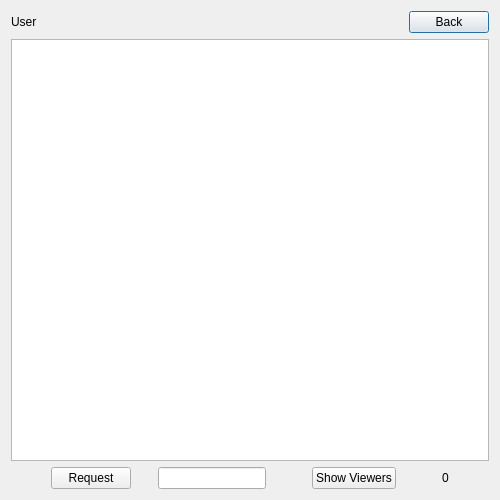
First picture: the form in myimagesdialog.ui, repository hassan-kandil/DistImage, before the edit.
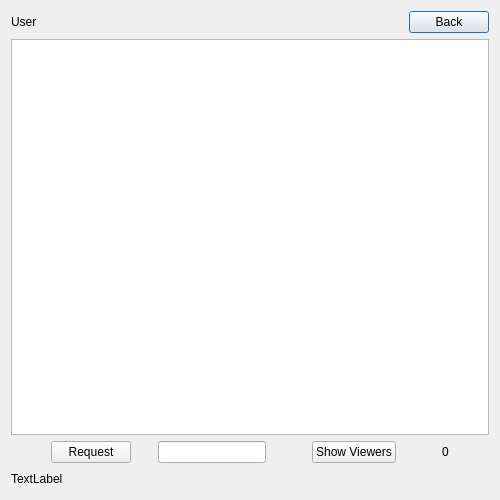
Second picture: the form after the edit.

```diff
--- a/myimagesdialog.ui
+++ b/myimagesdialog.ui
@@ -141,6 +141,30 @@
      </item>
     </layout>
    </item>
+   <item>
+    <layout class="QHBoxLayout" name="horizontalLayout_3">
+     <item>
+      <widget class="QLabel" name="lbl_result">
+       <property name="text">
+        <string>TextLabel</string>
+       </property>
+      </widget>
+     </item>
+     <item>
+      <spacer name="horizontalSpacer_3">
+       <property name="orientation">
+        <enum>Qt::Horizontal</enum>
+       </property>
+       <property name="sizeHint" stdset="0">
+        <size>
+         <width>40</width>
+         <height>20</height>
+        </size>
+       </property>
+      </spacer>
+     </item>
+    </layout>
+   </item>
   </layout>
  </widget>
  <tabstops>
```
